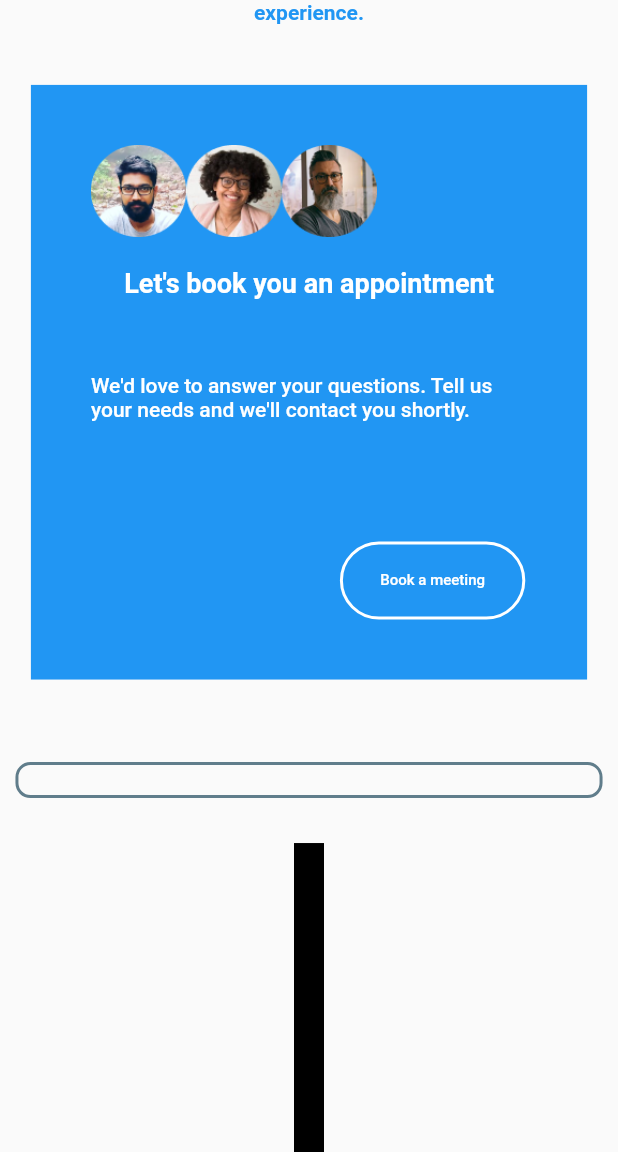
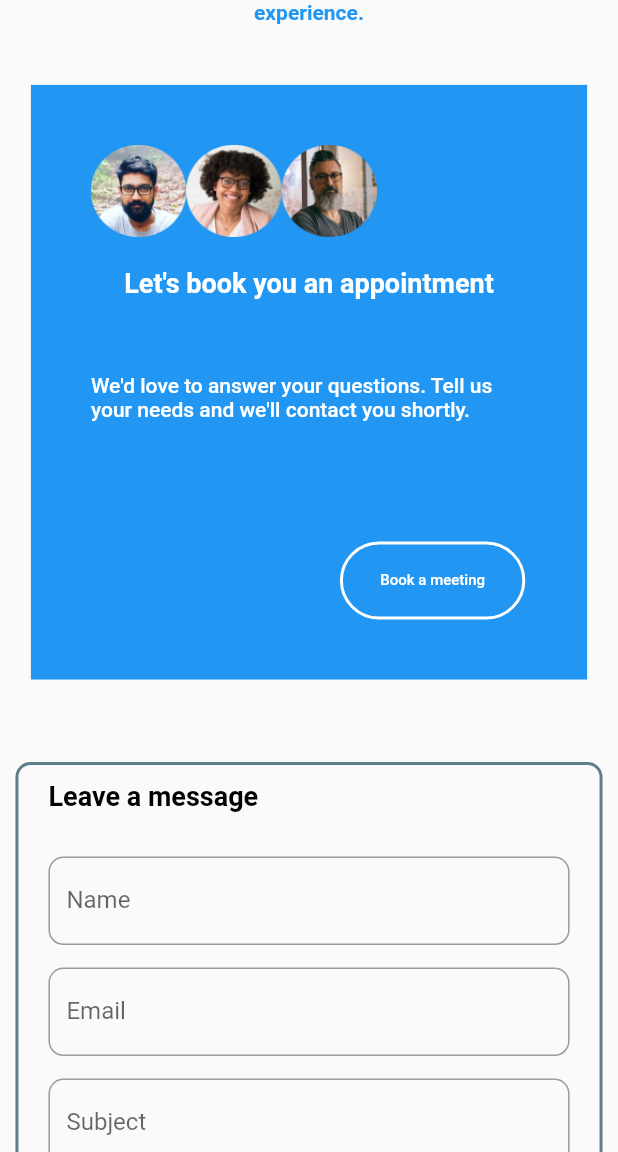
Before and after one commit to Nwaneto/somerest-app, a Flutter app: the screen it shows after launch, scrolled down 2174 dp, on a phone screen of 412 x 824 dp, the part 84-1236 px from its top. Run offline on Flutter 3.47's test engine with Material 2 defaults, Android fonts, the phone set to English and light mode, and no system bars; Roboto replaces fonts that are missing (Raleway).

Commit message:
Added: The support home message to the mobile version.

```diff
--- a/lib/home_page.dart
+++ b/lib/home_page.dart
@@ -716,9 +716,8 @@ class _HomePageState extends State<HomePage> {
 				alignment: Alignment.topLeft,
 				margin: const EdgeInsets.only(top: 30, bottom: 30),
 				width: screenSize.width * 0.95,
-				padding: const EdgeInsets.only(
-					top: 10, bottom: 10, left: 50, right: 50),
-					decoration: BoxDecoration(
+				padding: ResponsiveWidget.isSmallScreen(context) ? const EdgeInsets.only(top: 10, bottom: 10, left:  20, right: 20) : const EdgeInsets.only(top: 10, bottom: 10, left:  50, right: 50),
+				decoration: BoxDecoration(
 					border: Border.all(
 						color: Colors.blueGrey,
 						width: 2,
@@ -729,7 +728,9 @@ class _HomePageState extends State<HomePage> {
 					mainAxisAlignment: MainAxisAlignment.start,
 					crossAxisAlignment: CrossAxisAlignment.start,
 					children: ResponsiveWidget.isLargeScreen(context)
-						? [
+						?
+
+						[
 							const Text("Leave a message",
 								textAlign: TextAlign.start,
 								style: TextStyle(
@@ -878,7 +879,145 @@ class _HomePageState extends State<HomePage> {
 						]
 
 						// For smaller screens
-						: [],
+						: [
+							const Text("Leave a message",
+								textAlign: TextAlign.start,
+								style: TextStyle(
+									color: Colors.black,
+									fontSize: 18,
+									fontWeight: FontWeight.w700
+								)
+							),
+
+							Container (
+								margin: const EdgeInsets.only(top: 30),
+								width: screenSize.width * 0.9,
+								child: TextField(
+									cursorColor: Colors.blue,
+									controller: _nameController,
+									decoration: const InputDecoration(
+										labelText: "Name",
+										hintText: "Required",
+										border: OutlineInputBorder(
+											borderRadius: BorderRadius.all(
+												Radius.circular(10)
+											),
+
+											borderSide: BorderSide(
+												color: Colors.blue,
+												width: 1.0,
+											)
+										)
+									),
+								)
+							),
+
+							Container(
+								margin: const EdgeInsets.only(top: 15),
+								width: screenSize.width * 1,
+								child: TextField(
+									cursorColor: Colors.blue,
+									controller: _emailController,
+									decoration: const InputDecoration(
+										labelText: "Email",
+										hintText: "Required",
+										border: OutlineInputBorder(
+											borderRadius: BorderRadius.all(
+												Radius.circular(10)
+											),
+
+											borderSide: BorderSide(
+												color: Colors.blue,
+												width: 1.0,
+											)
+										)
+									),
+								)
+							),
+
+							Container(
+								margin: const EdgeInsets.only(top: 15),
+								width: screenSize.width * 0.9,
+								child: TextField(
+									cursorColor: Colors.blue,
+									controller: _subjectController,
+									decoration: const InputDecoration(
+										labelText: "Subject",
+										hintText: "Required",
+										border: OutlineInputBorder(
+											borderRadius: BorderRadius.all(
+												Radius.circular(10)
+											),
+
+											borderSide: BorderSide(
+												color: Colors.blue,
+												width: 1.0,
+											)
+										)
+									),
+								)
+							),
+
+							// The Message Body
+							Container(
+								margin: const EdgeInsets.only(top: 15),
+								height: screenSize.height * 0.25,
+								width: screenSize.width * 0.9,
+								child: TextField(
+									maxLines: 12,
+									cursorColor: Colors.blue,
+									controller: _messageController,
+									decoration: const InputDecoration(
+										labelText: "Your Message",
+										hintText: "Required",
+										border: OutlineInputBorder(
+											borderRadius: BorderRadius.all(
+												Radius.circular(10)
+											),
+
+											borderSide: BorderSide(
+												color: Colors.blue,
+												width: 1.0,
+											)
+										)
+									),
+								)
+							),
+
+							Container(
+								padding: const EdgeInsets.all(10),
+								margin: const EdgeInsets.only(top: 30),
+								decoration: const BoxDecoration(
+									color: Colors.blue,
+									borderRadius: BorderRadius.all(Radius.circular(10))
+								),
+								child: TextButton(
+									onPressed: () {
+										var name = _nameController.text;
+										var email = _emailController.text;
+										var subject = _subjectController.text;
+										var message = _messageController.text;
+
+										// After everything, reorder the state of the widget
+										setState(() {
+											_nameController.text = "";
+											_emailController.text = "";
+											_subjectController.text = "";
+											_messageController.text = "";
+										});
+									},
+
+									child: const Text(
+										"Submit",
+										textAlign: TextAlign.start,
+										style: TextStyle(
+											fontSize: 18,
+											color: Colors.white
+										)
+									)
+								),
+							)
+						],
 				)),
 
 			// Next is the footer of the website.
```
